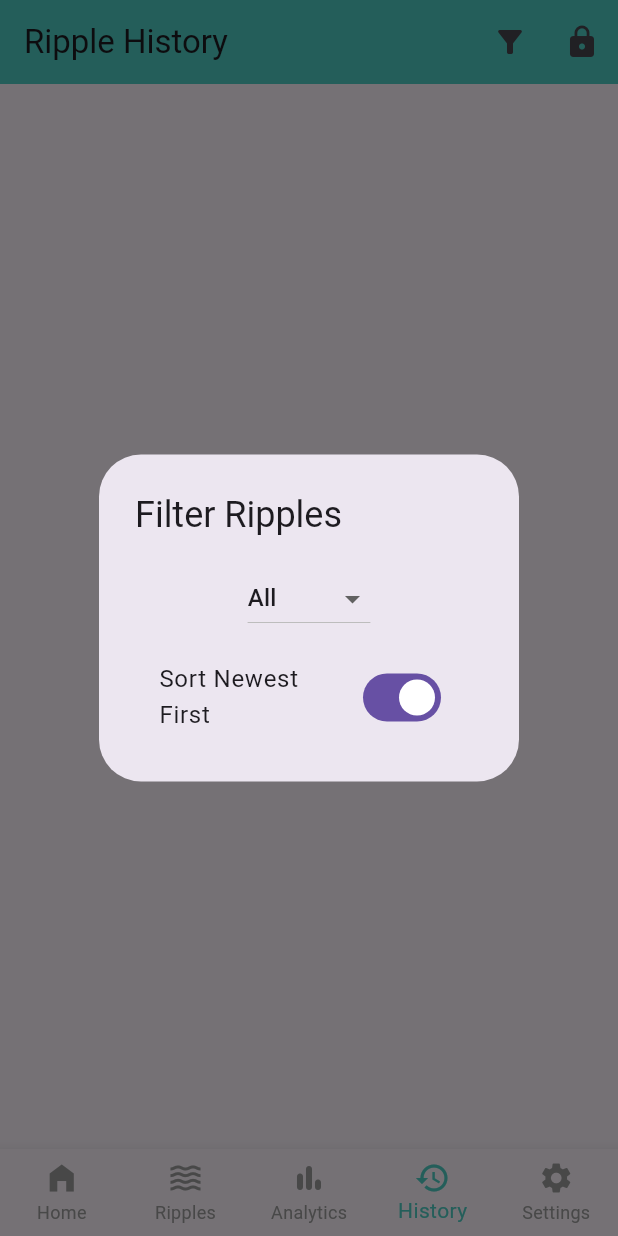
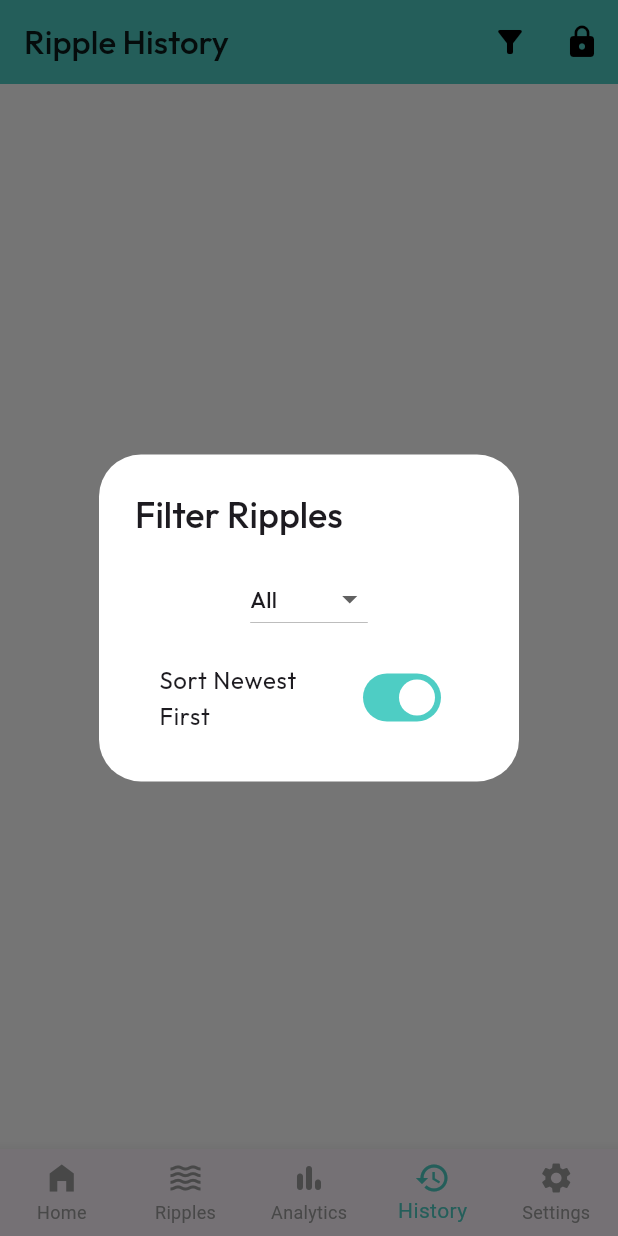
Before and after one commit to ChathraNavoda/Mentro, a Flutter app: the screen it shows once a user with an empty profile is signed in, item 4 of the bottom bar chosen, after a tap on the "filter alt" icon, on a phone screen of 412 x 824 dp. Run offline on Flutter 3.47's test engine with Material 3 defaults, Android fonts, the light colour scheme and no system bars; our stand-ins replace cloud_firestore, confetti, firebase_auth, firebase_core, firebase_messaging, fl_chart and 11 more; missing offline and left inert: simple_ripple_animation; accounts and stored records are empty; network calls fail.

Commit message:
refine history screen

```diff
--- a/lib/presentation/screens/analytics/daily_analysis_loader_screen.dart
+++ b/lib/presentation/screens/analytics/daily_analysis_loader_screen.dart
@@ -185,6 +185,7 @@ class _DailyAnalysisLoaderScreenState extends State<DailyAnalysisLoaderScreen> {
   @override
   Widget build(BuildContext context) {
     return Scaffold(
+      backgroundColor: Colors.white,
       appBar: AppBar(
         backgroundColor: const Color(0xFF4ECDC4),
         leading: IconButton(
--- a/lib/presentation/screens/history/history_screen.dart
+++ b/lib/presentation/screens/history/history_screen.dart
@@ -1,6 +1,7 @@
 import 'package:cloud_firestore/cloud_firestore.dart';
 import 'package:firebase_auth/firebase_auth.dart';
 import 'package:flutter/material.dart';
+import 'package:google_fonts/google_fonts.dart';
 import 'package:intl/intl.dart';
 import 'package:local_auth/local_auth.dart';
 import 'package:mentro/presentation/screens/ripples/view_ripple_screen.dart';
@@ -91,19 +92,33 @@ class _HistoryScreenState extends State<HistoryScreen> {
     final userId = FirebaseAuth.instance.currentUser?.uid;
 
     return Scaffold(
+      backgroundColor: Colors.white,
       appBar: AppBar(
-        title: const Text("Ripple History"),
+        title: Text(
+          "Ripple History",
+          style: GoogleFonts.outfit(
+            fontSize: 22,
+            color: Colors.black87,
+            fontWeight: FontWeight.w500,
+          ),
+        ),
         backgroundColor: const Color(0xFF4ECDC4),
         actions: [
           IconButton(
-            icon: const Icon(Icons.filter_alt),
+            icon: const Icon(
+              Icons.filter_alt,
+              color: Colors.black,
+            ),
             tooltip: 'Filter & Sort',
             onPressed: () {
               _showFilterDialog(context);
             },
           ),
           IconButton(
-            icon: Icon(showArchived ? Icons.lock_open : Icons.lock),
+            icon: Icon(
+              showArchived ? Icons.lock_open : Icons.lock,
+              color: Colors.black,
+            ),
             tooltip: showArchived
                 ? "Hide Archived Ripples"
                 : "View Archived Ripples",
@@ -170,10 +185,15 @@ class _HistoryScreenState extends State<HistoryScreen> {
                   );
                 },
                 child: Card(
+                  color: Colors.white,
                   margin: const EdgeInsets.only(bottom: 16),
-                  elevation: 4,
+                  elevation: 0,
                   shape: RoundedRectangleBorder(
                     borderRadius: BorderRadius.circular(16),
+                    side: BorderSide(
+                      width: 0,
+                      color: Color.fromARGB(255, 0, 0, 0),
+                    ),
                   ),
                   child: Padding(
                     padding: const EdgeInsets.symmetric(
@@ -193,11 +213,8 @@ class _HistoryScreenState extends State<HistoryScreen> {
                             Expanded(
                               child: Text(
                                 emotion,
-                                style: const TextStyle(
-                                  fontSize: 18,
-                                  fontWeight: FontWeight.bold,
-                                  color: Color(0xFF34495E),
-                                ),
+                                style: GoogleFonts.outfit(
+                                    fontSize: 18, fontWeight: FontWeight.w500),
                               ),
                             ),
                             if (isArchived)
@@ -207,15 +224,16 @@ class _HistoryScreenState extends State<HistoryScreen> {
                         const SizedBox(height: 12),
                         Text(
                           trigger,
-                          style: const TextStyle(fontSize: 16),
+                          style: GoogleFonts.outfit(
+                              fontSize: 15, fontWeight: FontWeight.w300),
                         ),
                         const SizedBox(height: 8),
                         Text(
                           DateFormat('MMMM dd, yyyy').format(date),
-                          style: const TextStyle(
-                              fontSize: 13,
-                              color: Colors.grey,
-                              fontStyle: FontStyle.italic),
+                          style: GoogleFonts.outfit(
+                            fontSize: 15,
+                            fontWeight: FontWeight.w300,
+                          ),
                         ),
                       ],
                     ),
@@ -234,7 +252,13 @@ class _HistoryScreenState extends State<HistoryScreen> {
       context: context,
       builder: (context) {
         return AlertDialog(
-          title: const Text("Filter Ripples"),
+          backgroundColor: Colors.white,
+          title: Text(
+            "Filter Ripples",
+            style: GoogleFonts.outfit(
+              fontWeight: FontWeight.w500,
+            ),
+          ),
           content: Column(
             mainAxisSize: MainAxisSize.min,
             children: [
@@ -251,12 +275,20 @@ class _HistoryScreenState extends State<HistoryScreen> {
                 items: ['All', 'Happy', 'Sad', 'Angry', 'Relaxed']
                     .map((e) => DropdownMenuItem(
                           value: e,
-                          child: Text(e),
+                          child: Text(
+                            e,
+                            style: GoogleFonts.outfit(
+                              fontSize: 15,
+                              fontWeight: FontWeight.w500,
+                            ),
+                          ),
                         ))
                     .toList(),
               ),
               const SizedBox(height: 10),
               SwitchListTile(
+                activeTrackColor: const Color(0xFF4ECDC4),
+                tileColor: Colors.white,
                 value: sortDescending,
                 onChanged: (val) {
                   setState(() {
@@ -264,7 +296,12 @@ class _HistoryScreenState extends State<HistoryScreen> {
                   });
                   Navigator.pop(context);
                 },
-                title: const Text("Sort Newest First"),
+                title: Text(
+                  "Sort Newest First",
+                  style: GoogleFonts.outfit(
+                    fontWeight: FontWeight.w400,
+                  ),
+                ),
               ),
             ],
           ),
```
